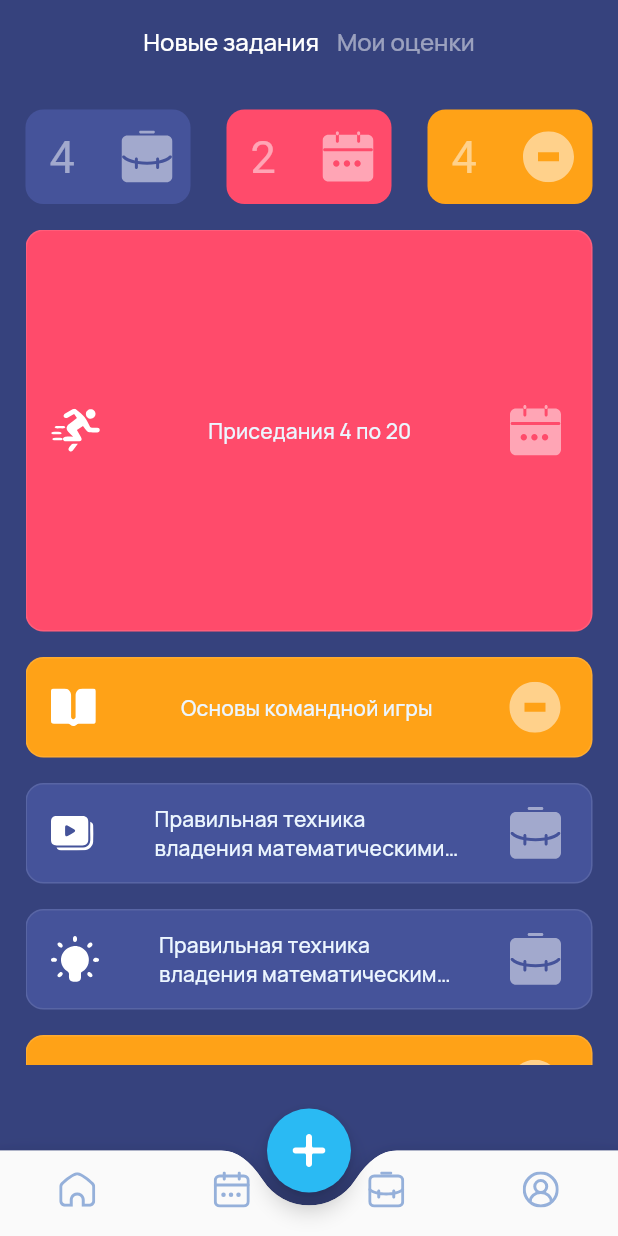
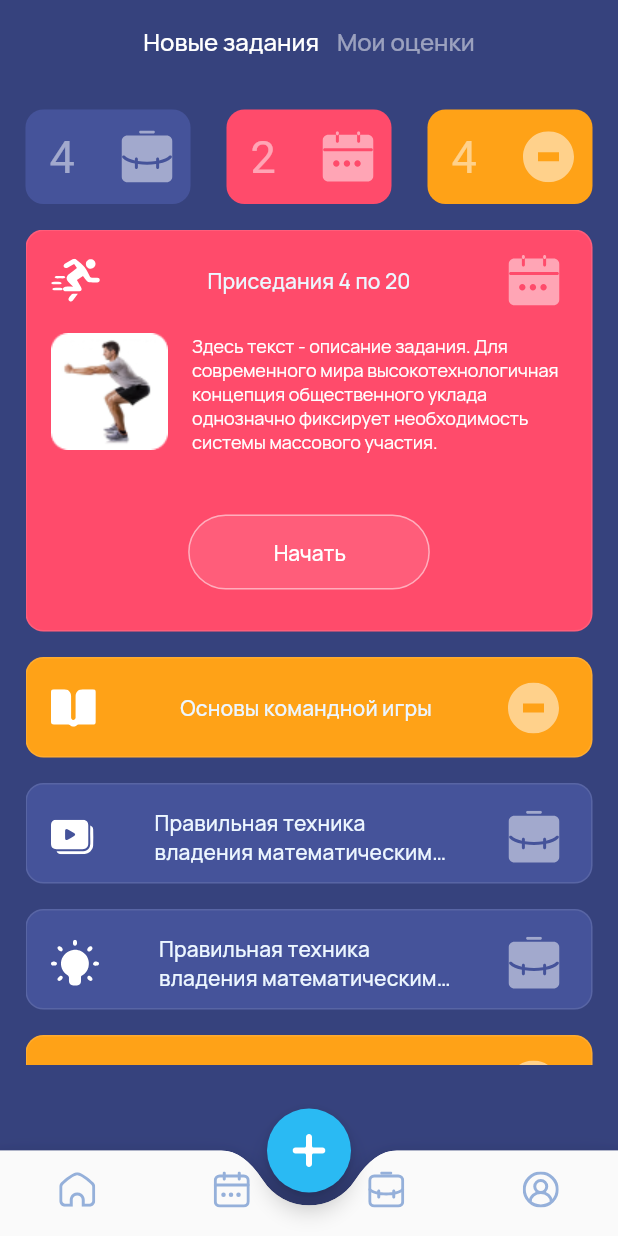
Before and after one commit to atomnato/tz_laborato, a Flutter app: the screen it shows after launch, after a tap on "Приседания 4 по 20", on a phone screen of 412 x 824 dp. Run offline on Flutter 3.47's test engine with Material 2 defaults, Android fonts, the phone set to English and light mode, and no system bars; our stand-ins replace equatable, flutter_bloc, flutter_svg, google_fonts; Roboto replaces fonts that are missing (Jua).

Commit message:
Add expand action from the task tile widget

```diff
--- a/lib/widgets/utils/colors.dart
+++ b/lib/widgets/utils/colors.dart
@@ -6,7 +6,7 @@ const kRedColor = Color(0xFFFF4B6B);
 const kOrangeColor = Color(0xFFFFA217);
 const kBlackColor20 = Color(0x33000000);
 const kWhiteColor = Color(0xFFFFFFFF);
-const kBorderWhiteColor = Color(0x1AFFFFFF);
+const kWhiteColor10 = Color(0x1AFFFFFF);
 const kWhiteColor50 = Color(0x80FFFFFF);
 const kBlueColor = Color(0xFF2ABAF3);
 const kLightBlueColor = Color(0xFF2ABAF3);
--- a/lib/widgets/utils/task_tile.dart
+++ b/lib/widgets/utils/task_tile.dart
@@ -112,6 +112,29 @@ class _TaskTileState extends State<TaskTile>
   late Animation<Size> _myAnimation;
   bool isExpand = false;
 
+  Widget _buttonBuilder(String title, Function()? action) {
+    return GestureDetector(
+      onTap: action,
+      child: Container(
+        padding: const EdgeInsets.only(
+          top: 15.0,
+          left: 56,
+          bottom: 14.0,
+          right: 55.0,
+        ),
+        decoration: BoxDecoration(
+          color: kWhiteColor10,
+          border: Border.all(color: kWhiteColor50),
+          borderRadius: BorderRadius.circular(32.0),
+        ),
+        child: Text(
+          title,
+          style: Theme.of(context).textTheme.bodyText1,
+        ),
+      ),
+    );
+  }
+
   @override
   void initState() {
     super.initState();
@@ -142,19 +165,24 @@ class _TaskTileState extends State<TaskTile>
           }
         },
         child: Container(
+          clipBehavior: Clip.antiAlias,
           width: double.infinity,
           height: _myAnimation.value.height,
           margin: widget.isLast ? null : const EdgeInsets.only(bottom: 17.0),
           padding: const EdgeInsets.only(
+            top: 16.0,
+            bottom: 14.0,
             left: 16.0,
-            right: 20.0,
+            right: 16.0,
           ),
           decoration: BoxDecoration(
             color: widget.color,
             borderRadius: BorderRadius.circular(12.0),
-            border: Border.all(color: kBorderWhiteColor),
+            border: Border.all(color: kWhiteColor10),
           ),
-          child: Row(
+          child: Column(
+            children: [
+              Row(
                 mainAxisAlignment: MainAxisAlignment.spaceBetween,
                 children: [
                   SvgPicture.asset(widget.leadingPath),
@@ -178,7 +206,41 @@ class _TaskTileState extends State<TaskTile>
                       ),
                     ),
                   ),
-              SvgPicture.asset(widget.actionPath),
+                  Padding(
+                    padding: const EdgeInsets.only(right: 5.0),
+                    child: SvgPicture.asset(widget.actionPath),
+                  ),
+                ],
+              ),
+              Flexible(
+                child: Padding(
+                  padding: const EdgeInsets.only(top: 18.0),
+                  child: Row(
+                    crossAxisAlignment: CrossAxisAlignment.start,
+                    children: [
+                      Image.asset('assets/images/fitness.png'),
+                      const SizedBox(
+                        width: 16.0,
+                      ),
+                      Flexible(
+                        child: Text(
+                          'Здесь текст - описание задания. Для современного мира высокотехнологичная концепция общественного уклада однозначно фиксирует необходимость системы массового участия.',
+                          style: Theme.of(context)
+                              .textTheme
+                              .caption!
+                              .copyWith(color: kWhiteColor),
+                        ),
+                      ),
+                    ],
+                  ),
+                ),
+              ),
+              Flexible(
+                child: Padding(
+                  padding: const EdgeInsets.only(top: 41.0),
+                  child: _buttonBuilder('Начать', () {}),
+                ),
+              ),
             ],
           ),
         ),
```
Lines whose indentation alone changed are shown as unchanged.
